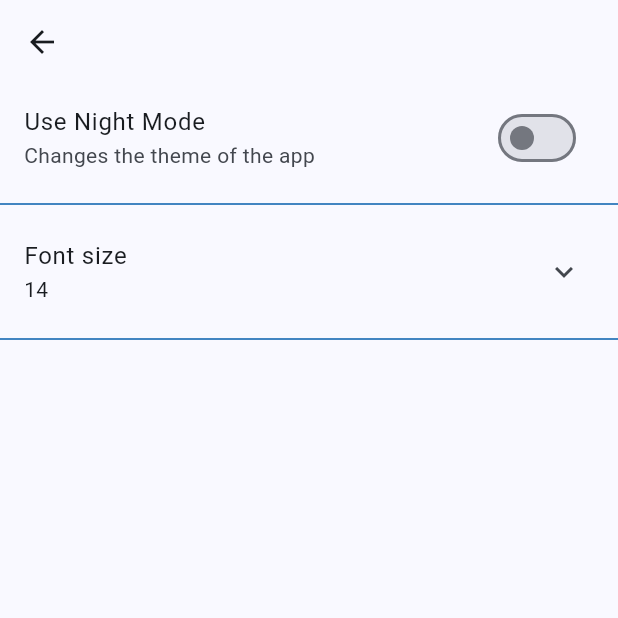
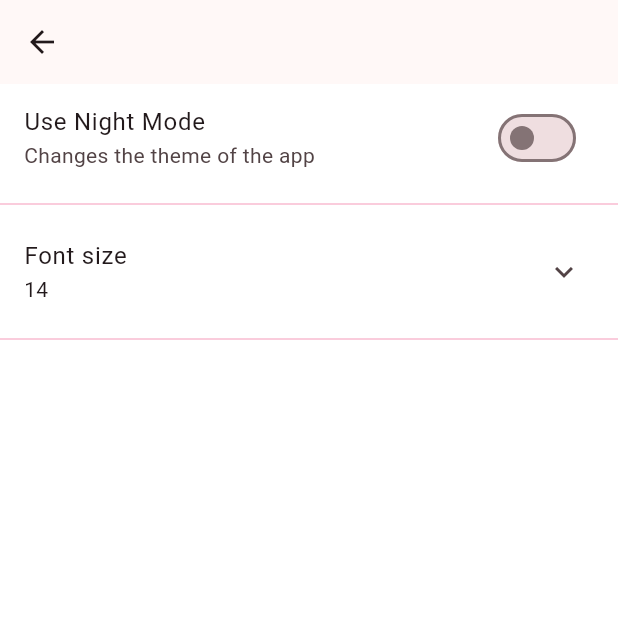
Before and after one commit to coderacing/GDG_2025, a Flutter app: the SettingsPage screen opened directly, on a phone screen of 412 x 824 dp, the top half of it. Run offline on Flutter 3.47's test engine with Material 3 defaults, Android fonts, the light colour scheme and no system bars; our stand-ins replace bloc, equatable, firebase_auth, firebase_core, flutter_bloc, get and 6 more; missing offline and left inert: fuzzywuzzy, google_mlkit_text_recognition, xml2json; accounts and stored records are empty.

Commit message:
theme data

```diff
--- a/medimate/lib/src/pesentation/homepage.dart
+++ b/medimate/lib/src/pesentation/homepage.dart
@@ -79,7 +79,7 @@ class _HomePageState extends State<HomePage> {
           title: map['name'],
           time: displayTimes,
           description: "Take your medicine on time",
-          color: Colors.blue.shade100,
+          color: Colors.pink.shade100,
           image: 'assets/images/capsule.png',
         );
       }).toList();
--- a/medimate/lib/src/pesentation/settings_page.dart
+++ b/medimate/lib/src/pesentation/settings_page.dart
@@ -35,11 +35,11 @@ class _SettingsPageState extends State<SettingsPage> {
         children: const [
           DayNightModeWidget(),
           Divider(
-            color: MMTheme.blue,
+            color: Color.fromARGB(255, 248, 187, 208),
           ),
           FontSizeWidget(),
           Divider(
-            color: MMTheme.blue,
+            color: Color.fromARGB(255, 248, 187, 208),
           ),
         ],
       ),
--- a/medimate/lib/src/widgets/app_drawer.dart
+++ b/medimate/lib/src/widgets/app_drawer.dart
@@ -66,7 +66,7 @@ class _AppDrawerState extends State<AppDrawer> {
   Widget _buildDrawerHeader() {
     return DrawerHeader(
       decoration: const BoxDecoration(
-        color: MMTheme.blue,
+        color: MMTheme.pink,
       ),
       child: Column(
         crossAxisAlignment: CrossAxisAlignment.start,
@@ -134,12 +134,12 @@ class AppDrawerItem extends StatelessWidget {
   Widget build(BuildContext context) {
     return ListTile(
       leading: Icon(icons,
-          color: selectedIndex == index ? Colors.blue : Colors.grey),
+          color: selectedIndex == index ? Colors.pink : Colors.grey),
       title: Text(title,
           style: const TextStyle(fontSize: 16.0, fontWeight: FontWeight.w500)),
       subtitle: subtitle != null ? Text(subtitle!) : null,
       selected: (selectedIndex == index),
-      selectedTileColor: MMTheme.blue.withOpacity(0.2),
+      selectedTileColor: MMTheme.pink.withOpacity(0.2),
       onTap: () {
         menuItemSelected(index);
         Navigator.pushNamed(context, routeName);
--- a/medimate/lib/theme/mm_theme.dart
+++ b/medimate/lib/theme/mm_theme.dart
@@ -2,34 +2,34 @@ import 'package:flutter/material.dart';
 
 class MMTheme {
   MMTheme._(); // this basically makes it so you can instantiate this class
-  static const _bluePrimaryValue = 0xFF065fad;
+  static const _pinkPrimaryValue = 0xFFFF4081;
 
-  static const MaterialColor blue = MaterialColor(
-    _bluePrimaryValue,
+  static const MaterialColor pink = MaterialColor(
+    _pinkPrimaryValue,
     <int, Color>{
-      50: Color(0xFFe0e0e0),
-      100: Color(0xFFb3b3b3),
-      200: Color(0xFF808080),
-      300: Color(0xFF4d4d4d),
-      400: Color(0xFF262626),
-      500: Color(_bluePrimaryValue),
-      600: Color(0xFF000000),
-      700: Color(0xFF000000),
-      800: Color(0xFF000000),
-      900: Color(0xFF000000),
+      50: Color(0xFFFFEBEE),
+      100: Color(0xFFF8BBD0),
+      200: Color(0xFFD48FB1),
+      300: Color(0xFFE91E63),
+      400: Color(0xFFD81B60),
+      500: Color(_pinkPrimaryValue),
+      600: Color(0xFFC51162),
+      700: Color(0xFFAA0044),
+      800: Color(0xFF880E4F),
+      900: Color(0xFF560027),
     },
   );
 
   static headingTextStyle() {
     return const TextStyle(
-      color: MMTheme.blue,
+      color: MMTheme.pink,
       fontWeight: FontWeight.bold,
       fontSize: 18.0,
     );
   }
 
   static titleTextStyle() {
-    return const TextStyle(color: MMTheme.blue, fontWeight: FontWeight.bold);
+    return const TextStyle(color: MMTheme.pink, fontWeight: FontWeight.bold);
   }
 
   static titleTextWhiteStyle() {
@@ -38,38 +38,38 @@ class MMTheme {
 
   static obituaryTitleTextStyle() {
     return const TextStyle(
-        color: MMTheme.blue, fontWeight: FontWeight.bold, fontSize: 16.0);
+        color: MMTheme.pink, fontWeight: FontWeight.bold, fontSize: 16.0);
   }
 
   static boldTextStyle() {
     return const TextStyle(
-        color: MMTheme.blue, fontWeight: FontWeight.bold, fontSize: 14);
+        color: MMTheme.pink, fontWeight: FontWeight.bold, fontSize: 14);
   }
 
   static bodyTextStyle() {
     return const TextStyle(
-      color: MMTheme.blue,
+      color: MMTheme.pink,
       fontSize: 14.0,
     );
   }
 
   static prefixTextStyle() {
-    return const TextStyle(color: MMTheme.blue, fontSize: 14.0);
+    return const TextStyle(color: MMTheme.pink, fontSize: 14.0);
   }
 
   static bodyMalayalamTextStyle() {
     return const TextStyle(
-        color: MMTheme.blue, fontSize: 14.0, fontFamily: "thiruvachanam");
+        color: MMTheme.pink, fontSize: 14.0, fontFamily: "thiruvachanam");
   }
 
   static prefixMalayalamTextStyle() {
     return const TextStyle(
-        color: MMTheme.blue, fontSize: 18.0, fontFamily: "thiruvachanam");
+        color: MMTheme.pink, fontSize: 18.0, fontFamily: "thiruvachanam");
   }
 
   static titleMalayalamTextStyle() {
     return const TextStyle(
-        color: MMTheme.blue, fontSize: 20.0, fontFamily: "thiruvachanam");
+        color: MMTheme.pink, fontSize: 20.0, fontFamily: "thiruvachanam");
   }
 
   static titleMalayalamTextWhiteStyle() {
@@ -79,12 +79,12 @@ class MMTheme {
 
   static italicbodyTextStyle() {
     return const TextStyle(
-        color: MMTheme.blue, fontSize: 14.0, fontStyle: FontStyle.italic);
+        color: MMTheme.pink, fontSize: 14.0, fontStyle: FontStyle.italic);
   }
 
   static boldbodyTextStyle() {
     return const TextStyle(
-        color: MMTheme.blue, fontSize: 14.0, fontWeight: FontWeight.bold);
+        color: MMTheme.pink, fontSize: 14.0, fontWeight: FontWeight.bold);
   }
 
   static linkTextStyle() {
@@ -116,25 +116,27 @@ class MMTheme {
 
   static italicMalayalamTextStyle() {
     return const TextStyle(
-        color: MMTheme.blue,
+        color: MMTheme.pink,
         fontSize: 16.0,
         fontFamily: "thiruvachanam",
         fontStyle: FontStyle.italic);
   }
 
   static ThemeData kGalleryDarkTheme = ThemeData(
-    brightness: Brightness.dark,
-    colorSchemeSeed: MMTheme.blue,
-    dividerColor: Colors.transparent,
-    useMaterial3: true,
+  brightness: Brightness.dark,
+  colorSchemeSeed: MMTheme.pink,
+  dividerColor: Colors.transparent,
+  scaffoldBackgroundColor: Colors.black,
+  useMaterial3: true,
   );
   static ThemeData kGalleryLightTheme = ThemeData(
     brightness: Brightness.light,
     dividerColor: Colors.transparent,
+    scaffoldBackgroundColor: Colors.white,
     colorScheme: ColorScheme.fromSeed(
-      seedColor: MMTheme.blue,
+      seedColor: MMTheme.pink,
       onTertiary: Colors.orange,
-      secondary: MMTheme.blue,
+      secondary: MMTheme.pink,
     ),
   );
 }
```
Also changed, not shown: medimate/pubspec.lock, 130 other files.
